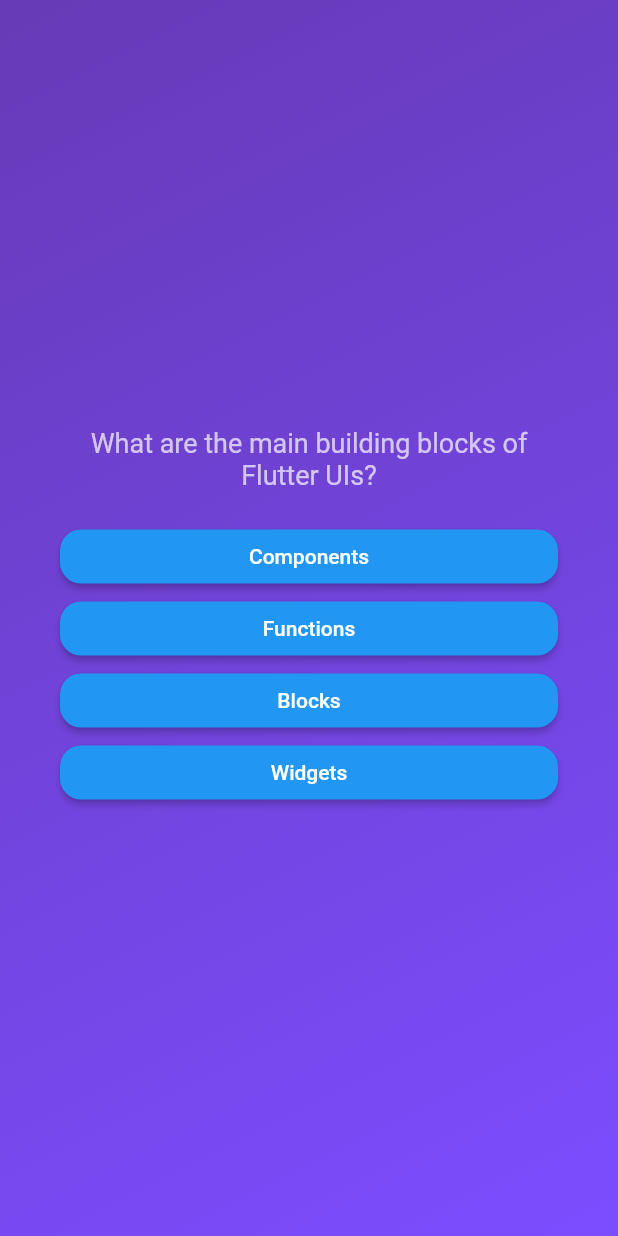
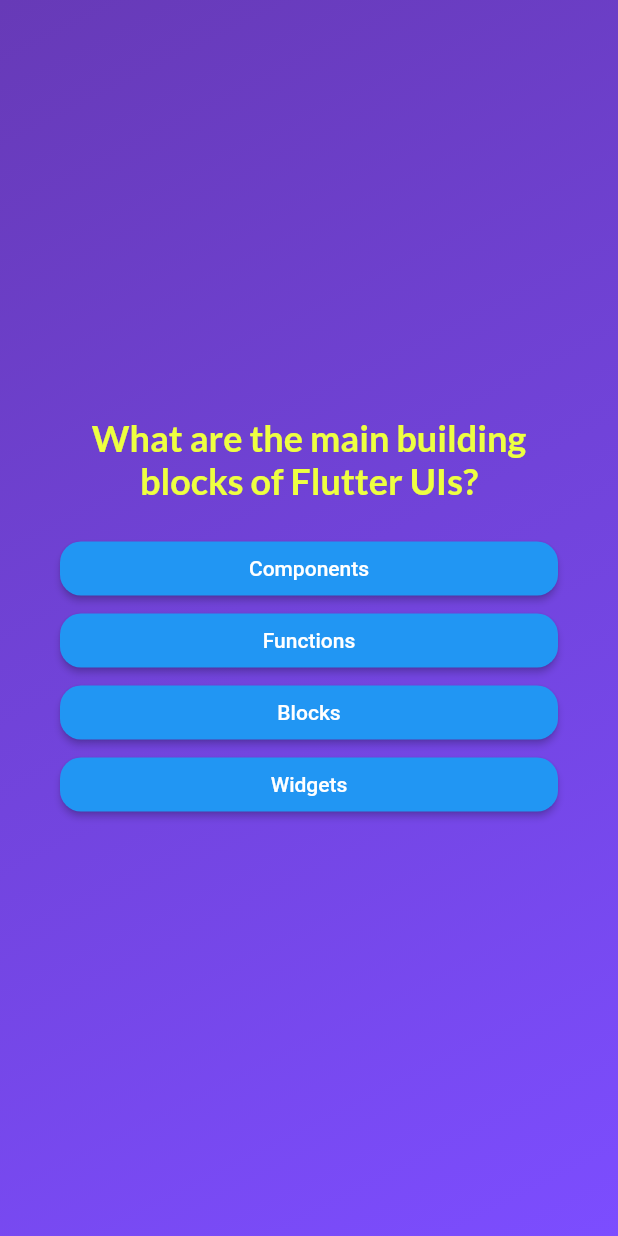
Before and after one commit to vinxe-offiah/demo_quiz, a Flutter app: the screen it shows after launch, after a tap on "Start Quiz", on a phone screen of 412 x 824 dp. Run offline on Flutter 3.47's test engine with Material 2 defaults, Android fonts, the phone set to English and light mode, and no system bars; our stand-ins replace google_fonts.

Commit message:
Weekend Commit

```diff
--- a/lib/answer_button.dart
+++ b/lib/answer_button.dart
@@ -19,7 +19,7 @@ class AnswerButton extends StatelessWidget {
         padding: const EdgeInsets.symmetric(horizontal: 20, vertical: 10),
         shape: RoundedRectangleBorder(borderRadius: BorderRadius.circular(14)),
       ),
-      child: Text(answerText),
+      child: Text(answerText, textAlign: TextAlign.center),
     );
   }
 }
--- a/lib/questions_screen.dart
+++ b/lib/questions_screen.dart
@@ -1,6 +1,7 @@
 import 'package:flutter/material.dart';
 import 'package:demo_quiz/answer_button.dart';
 import 'package:demo_quiz/data/questions.dart';
+import 'package:google_fonts/google_fonts.dart';
 
 class QuestionsScreen extends StatefulWidget {
   const QuestionsScreen({super.key});
@@ -32,7 +33,10 @@ class _QuestionsScreenState extends State<QuestionsScreen> {
           children: [
             Text(
               currentQuestion.question,
-              style: const TextStyle(color: Colors.white70, fontSize: 18),
+              style: GoogleFonts.lato(
+                  color: Colors.limeAccent,
+                  fontSize: 24,
+                  fontWeight: FontWeight.bold),
               textAlign: TextAlign.center,
             ),
             const SizedBox(height: 20),
--- a/pubspec.yaml
+++ b/pubspec.yaml
@@ -35,6 +35,7 @@ dependencies:
   # The following adds the Cupertino Icons font to your application.
   # Use with the CupertinoIcons class for iOS style icons.
   cupertino_icons: ^1.0.2
+  google_fonts: ^5.0.0
 
 dev_dependencies:
   flutter_test:
```
Also changed, not shown: pubspec.lock, 1 other file.
